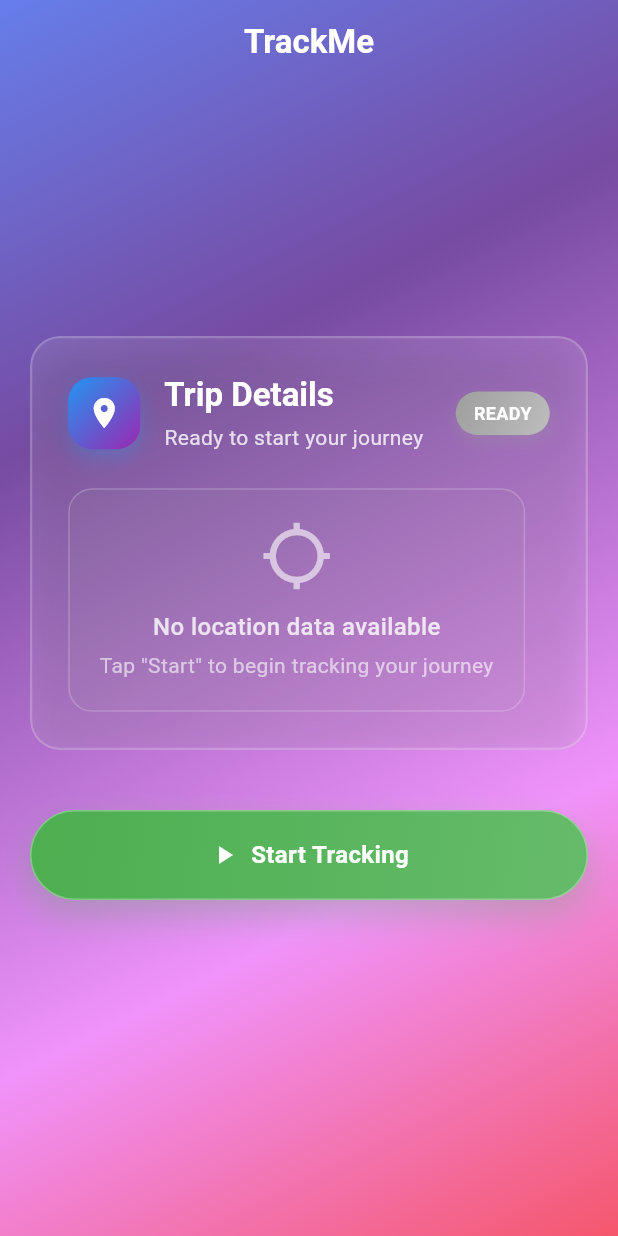
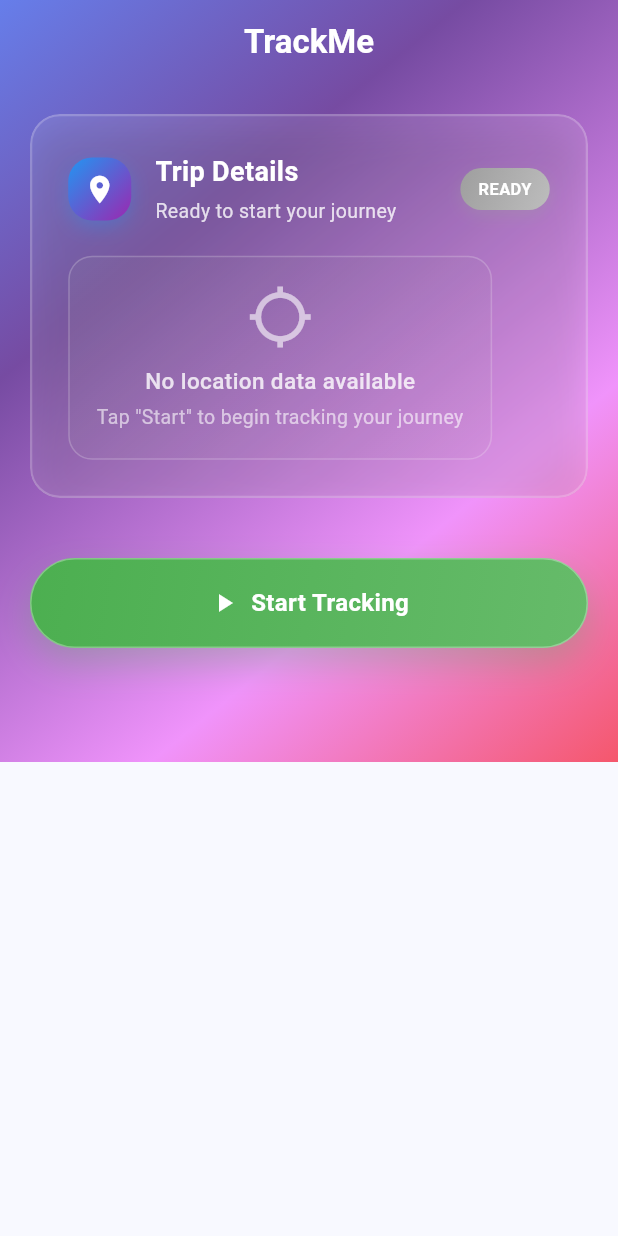
Before and after one commit to EnforcerHuman/TrackMe, a Flutter app: the screen it shows after launch, on a phone screen of 412 x 824 dp. Run offline on Flutter 3.47's test engine with Material 3 defaults, Android fonts, the phone set to English and light mode, and no system bars; our stand-ins replace dio, freezed_annotation, geolocator, hive, hive_flutter, permission_handler; accounts and stored records are empty.

Commit message:
Make home and location display widgets responsive
Wrapped HomePage content in a SingleChildScrollView to improve scrolling on smaller screens. Refactored LocationDisplayWidget to use responsive sizing for paddings, font sizes, and icon sizes based on screen width, enhancing usability and appearance across different device sizes.

```diff
--- a/lib/presentation/pages/home_page.dart
+++ b/lib/presentation/pages/home_page.dart
@@ -64,6 +64,7 @@ class _HomePageState extends State<HomePage> {
             ),
           ),
           child: SafeArea(
+            child: SingleChildScrollView(
               child: Padding(
                 padding: const EdgeInsets.all(20.0),
                 child: Column(
@@ -84,7 +85,8 @@ class _HomePageState extends State<HomePage> {
                       isTracking: locationState.isTracking,
                       isLoading: locationState.isLoading,
                       onStart:
-                        () => context.read<LocationNotifier>().startTracking(),
+                          () =>
+                              context.read<LocationNotifier>().startTracking(),
                       onStop:
                           () => context.read<LocationNotifier>().stopTracking(),
                     ),
@@ -119,6 +121,7 @@ class _HomePageState extends State<HomePage> {
                     if (locationState.error != null)
                       LocationError(locationState: locationState),
                   ],
+                ),
               ),
             ),
           ),
--- a/lib/presentation/widgets/location_display_widget.dart
+++ b/lib/presentation/widgets/location_display_widget.dart
@@ -18,6 +18,55 @@ class LocationDisplayWidget extends StatelessWidget {
 
   @override
   Widget build(BuildContext context) {
+    final screenSize = MediaQuery.of(context).size;
+    final screenWidth = screenSize.width;
+    final isSmallScreen = screenWidth < 360;
+    final isMediumScreen = screenWidth >= 360 && screenWidth < 600;
+
+    // Responsive dimensions
+    final iconSize =
+        isSmallScreen
+            ? 20.0
+            : isMediumScreen
+            ? 22.0
+            : 24.0;
+    final titleFontSize =
+        isSmallScreen
+            ? 16.0
+            : isMediumScreen
+            ? 18.0
+            : 20.0;
+    final subtitleFontSize =
+        isSmallScreen
+            ? 12.0
+            : isMediumScreen
+            ? 13.0
+            : 14.0;
+    final statusFontSize =
+        isSmallScreen
+            ? 10.0
+            : isMediumScreen
+            ? 11.0
+            : 12.0;
+    final containerPadding =
+        isSmallScreen
+            ? 8.0
+            : isMediumScreen
+            ? 10.0
+            : 12.0;
+    final spacing =
+        isSmallScreen
+            ? 12.0
+            : isMediumScreen
+            ? 16.0
+            : 20.0;
+    final verticalSpacing =
+        isSmallScreen
+            ? 16.0
+            : isMediumScreen
+            ? 20.0
+            : 24.0;
+
     return GlassCard(
       child: Column(
         crossAxisAlignment: CrossAxisAlignment.start,
@@ -25,7 +74,7 @@ class LocationDisplayWidget extends StatelessWidget {
           Row(
             children: [
               Container(
-                padding: const EdgeInsets.all(12),
+                padding: EdgeInsets.all(containerPadding),
                 decoration: BoxDecoration(
                   gradient: LinearGradient(
                     colors:
@@ -48,17 +97,18 @@ class LocationDisplayWidget extends StatelessWidget {
                 child: Icon(
                   isTracking ? Icons.my_location : Icons.location_on,
                   color: Colors.white,
-                  size: 24,
+                  size: iconSize,
                 ),
               ),
-              const SizedBox(width: 16),
+              SizedBox(width: spacing),
               Expanded(
                 child: Column(
                   crossAxisAlignment: CrossAxisAlignment.start,
                   children: [
                     Text(
                       isTracking ? 'Tracking Active' : 'Trip Details',
-                      style: Theme.of(context).textTheme.titleLarge?.copyWith(
+                      style: TextStyle(
+                        fontSize: titleFontSize,
                         fontWeight: FontWeight.bold,
                         color: Colors.white,
                       ),
@@ -70,16 +120,16 @@ class LocationDisplayWidget extends StatelessWidget {
                           : 'Ready to start your journey',
                       style: TextStyle(
                         color: Colors.white.withOpacity(0.8),
-                        fontSize: 14,
+                        fontSize: subtitleFontSize,
                       ),
                     ),
                   ],
                 ),
               ),
               Container(
-                padding: const EdgeInsets.symmetric(
-                  horizontal: 12,
-                  vertical: 6,
+                padding: EdgeInsets.symmetric(
+                  horizontal: isSmallScreen ? 8 : 12,
+                  vertical: isSmallScreen ? 4 : 6,
                 ),
                 decoration: BoxDecoration(
                   gradient: LinearGradient(
@@ -102,16 +152,16 @@ class LocationDisplayWidget extends StatelessWidget {
                 ),
                 child: Text(
                   isTracking ? 'LIVE' : 'READY',
-                  style: const TextStyle(
+                  style: TextStyle(
                     color: Colors.white,
-                    fontSize: 12,
+                    fontSize: statusFontSize,
                     fontWeight: FontWeight.bold,
                   ),
                 ),
               ),
             ],
           ),
-          const SizedBox(height: 24),
+          SizedBox(height: verticalSpacing),
 
           if (startLocation != null) ...[
             _buildGlassLocationRow(
@@ -119,8 +169,9 @@ class LocationDisplayWidget extends StatelessWidget {
               '${startLocation!.latitude.toStringAsFixed(6)}, ${startLocation!.longitude.toStringAsFixed(6)}',
               Icons.play_arrow,
               [Colors.green, Colors.green.shade400],
+              context,
             ),
-            const SizedBox(height: 12),
+            SizedBox(height: spacing),
           ],
 
           if (endLocation != null) ...[
@@ -129,13 +180,20 @@ class LocationDisplayWidget extends StatelessWidget {
               '${endLocation!.latitude.toStringAsFixed(6)}, ${endLocation!.longitude.toStringAsFixed(6)}',
               Icons.location_on,
               [Colors.blue, Colors.blue.shade400],
+              context,
             ),
-            const SizedBox(height: 12),
+            SizedBox(height: spacing),
           ],
 
           if (isTracking || totalDistance > 0) ...[
             Container(
-              padding: const EdgeInsets.all(20),
+              padding: EdgeInsets.all(
+                isSmallScreen
+                    ? 16
+                    : isMediumScreen
+                    ? 18
+                    : 20,
+              ),
               decoration: BoxDecoration(
                 gradient: const LinearGradient(
                   colors: [Colors.blue, Colors.purple],
@@ -154,18 +212,24 @@ class LocationDisplayWidget extends StatelessWidget {
               child: Row(
                 children: [
                   Container(
-                    padding: const EdgeInsets.all(12),
+                    padding: EdgeInsets.all(
+                      isSmallScreen
+                          ? 8
+                          : isMediumScreen
+                          ? 10
+                          : 12,
+                    ),
                     decoration: BoxDecoration(
                       color: Colors.white.withOpacity(0.2),
                       borderRadius: BorderRadius.circular(12),
                     ),
-                    child: const Icon(
+                    child: Icon(
                       Icons.straighten,
                       color: Colors.white,
-                      size: 24,
+                      size: iconSize,
                     ),
                   ),
-                  const SizedBox(width: 16),
+                  SizedBox(width: spacing),
                   Expanded(
                     child: Column(
                       crossAxisAlignment: CrossAxisAlignment.start,
@@ -174,16 +238,21 @@ class LocationDisplayWidget extends StatelessWidget {
                           'Total Distance',
                           style: TextStyle(
                             color: Colors.white.withOpacity(0.9),
-                            fontSize: 14,
+                            fontSize: subtitleFontSize,
                             fontWeight: FontWeight.w500,
                           ),
                         ),
                         const SizedBox(height: 4),
                         Text(
                           '${totalDistance.toStringAsFixed(2)} km',
-                          style: const TextStyle(
+                          style: TextStyle(
                             color: Colors.white,
-                            fontSize: 24,
+                            fontSize:
+                                isSmallScreen
+                                    ? 20
+                                    : isMediumScreen
+                                    ? 22
+                                    : 24,
                             fontWeight: FontWeight.bold,
                           ),
                         ),
@@ -197,7 +266,13 @@ class LocationDisplayWidget extends StatelessWidget {
 
           if (startLocation == null && endLocation == null) ...[
             Container(
-              padding: const EdgeInsets.all(20),
+              padding: EdgeInsets.all(
+                isSmallScreen
+                    ? 16
+                    : isMediumScreen
+                    ? 18
+                    : 20,
+              ),
               decoration: BoxDecoration(
                 gradient: LinearGradient(
                   colors: [
@@ -218,14 +293,31 @@ class LocationDisplayWidget extends StatelessWidget {
                   Icon(
                     Icons.location_searching,
                     color: Colors.white.withOpacity(0.6),
-                    size: 48,
+                    size:
+                        isSmallScreen
+                            ? 40
+                            : isMediumScreen
+                            ? 44
+                            : 48,
                   ),
-                  const SizedBox(height: 12),
+                  SizedBox(
+                    height:
+                        isSmallScreen
+                            ? 8
+                            : isMediumScreen
+                            ? 10
+                            : 12,
+                  ),
                   Text(
                     'No location data available',
                     style: TextStyle(
                       color: Colors.white.withOpacity(0.8),
-                      fontSize: 16,
+                      fontSize:
+                          isSmallScreen
+                              ? 14
+                              : isMediumScreen
+                              ? 15
+                              : 16,
                       fontWeight: FontWeight.w500,
                     ),
                   ),
@@ -234,7 +326,12 @@ class LocationDisplayWidget extends StatelessWidget {
                     'Tap "Start" to begin tracking your journey',
                     style: TextStyle(
                       color: Colors.white.withOpacity(0.6),
-                      fontSize: 14,
+                      fontSize:
+                          isSmallScreen
+                              ? 12
+                              : isMediumScreen
+                              ? 13
+                              : 14,
                     ),
                     textAlign: TextAlign.center,
                   ),
@@ -252,9 +349,53 @@ class LocationDisplayWidget extends StatelessWidget {
     String value,
     IconData icon,
     List<Color> gradientColors,
+    BuildContext context,
   ) {
+    final screenSize = MediaQuery.of(context).size;
+    final screenWidth = screenSize.width;
+    final isSmallScreen = screenWidth < 360;
+    final isMediumScreen = screenWidth >= 360 && screenWidth < 600;
+
+    // Responsive dimensions for location rows
+    final rowPadding =
+        isSmallScreen
+            ? 12.0
+            : isMediumScreen
+            ? 14.0
+            : 16.0;
+    final iconPadding =
+        isSmallScreen
+            ? 6.0
+            : isMediumScreen
+            ? 7.0
+            : 8.0;
+    final iconSize =
+        isSmallScreen
+            ? 16.0
+            : isMediumScreen
+            ? 18.0
+            : 20.0;
+    final labelFontSize =
+        isSmallScreen
+            ? 10.0
+            : isMediumScreen
+            ? 11.0
+            : 12.0;
+    final valueFontSize =
+        isSmallScreen
+            ? 12.0
+            : isMediumScreen
+            ? 13.0
+            : 14.0;
+    final spacing =
+        isSmallScreen
+            ? 8.0
+            : isMediumScreen
+            ? 10.0
+            : 12.0;
+
     return Container(
-      padding: const EdgeInsets.all(16),
+      padding: EdgeInsets.all(rowPadding),
       decoration: BoxDecoration(
         gradient: LinearGradient(
           colors: gradientColors,
@@ -273,14 +414,14 @@ class LocationDisplayWidget extends StatelessWidget {
       child: Row(
         children: [
           Container(
-            padding: const EdgeInsets.all(8),
+            padding: EdgeInsets.all(iconPadding),
             decoration: BoxDecoration(
               color: Colors.white.withOpacity(0.2),
               borderRadius: BorderRadius.circular(8),
             ),
-            child: Icon(icon, color: Colors.white, size: 20),
+            child: Icon(icon, color: Colors.white, size: iconSize),
           ),
-          const SizedBox(width: 12),
+          SizedBox(width: spacing),
           Expanded(
             child: Column(
               crossAxisAlignment: CrossAxisAlignment.start,
@@ -288,7 +429,7 @@ class LocationDisplayWidget extends StatelessWidget {
                 Text(
                   label,
                   style: TextStyle(
-                    fontSize: 12,
+                    fontSize: labelFontSize,
                     color: Colors.white.withOpacity(0.9),
                     fontWeight: FontWeight.w500,
                   ),
@@ -296,8 +437,8 @@ class LocationDisplayWidget extends StatelessWidget {
                 const SizedBox(height: 2),
                 Text(
                   value,
-                  style: const TextStyle(
-                    fontSize: 14,
+                  style: TextStyle(
+                    fontSize: valueFontSize,
                     fontWeight: FontWeight.w600,
                     color: Colors.white,
                   ),
```
Lines whose indentation alone changed are shown as unchanged.
